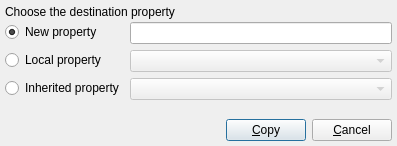
Old version of the form library/tulip-qt/designer/CopyPropertyDialog.ui in the repository jalamao/tulip-1.
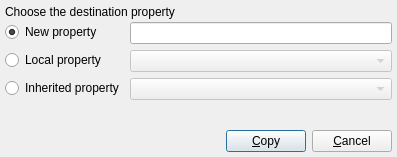
New version of the form.

Commit message: reintegrate justification and tooltips lost in previous refactoring

```diff
--- a/library/tulip-qt/designer/CopyPropertyDialog.ui
+++ b/library/tulip-qt/designer/CopyPropertyDialog.ui
@@ -7,7 +7,7 @@
     <x>0</x>
     <y>0</y>
     <width>397</width>
-    <height>146</height>
+    <height>157</height>
    </rect>
   </property>
   <property name="sizePolicy">
@@ -61,6 +61,9 @@
      </item>
      <item>
       <layout class="QFormLayout" name="formLayout">
+       <property name="labelAlignment">
+        <set>Qt::AlignJustify|Qt::AlignVCenter</set>
+       </property>
        <property name="topMargin">
         <number>0</number>
        </property>
```
Left out of the diff: 9 changed lines with no effect on the pictures.
